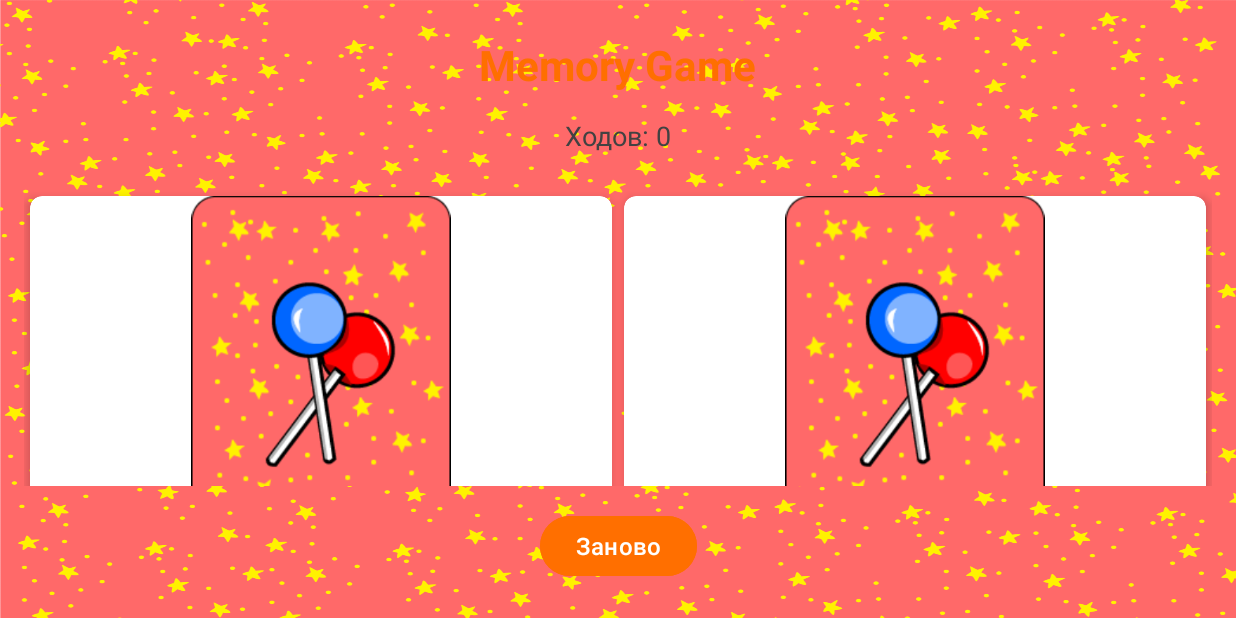
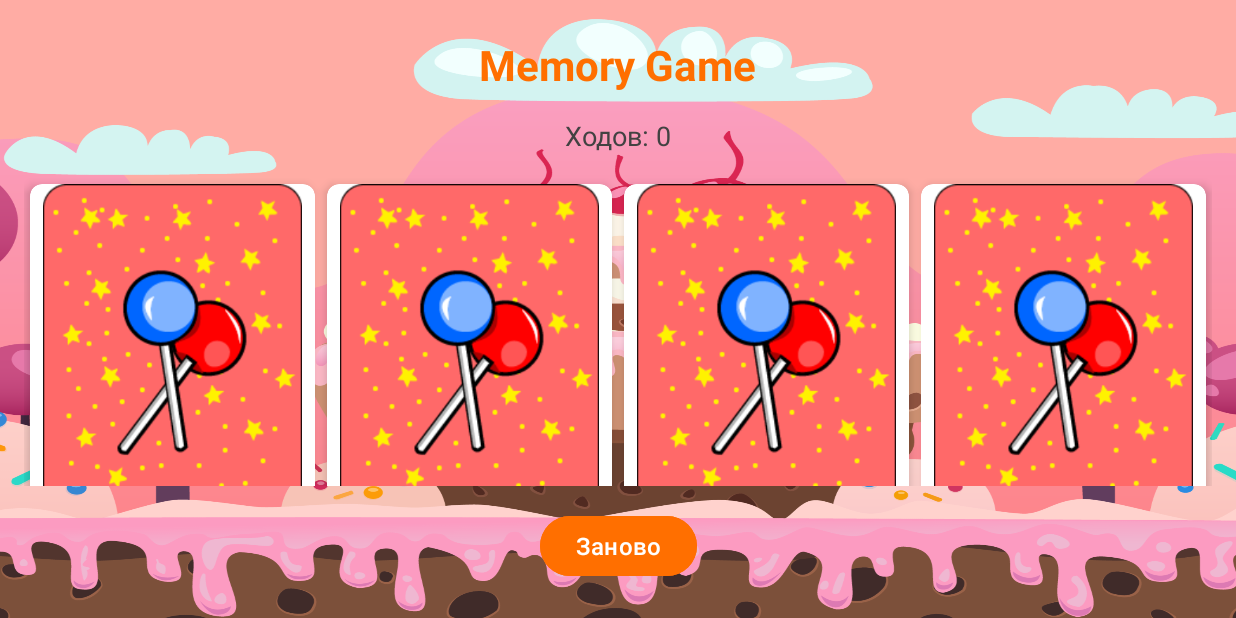
Before and after one commit to BeloeColeno/MemoryGame, an Android app: the screen it shows after launch (GameActivity), on a phone screen of 824 x 412 dp (held sideways). Run offline under Robolectric (Android 15) with nearby library versions, the phone set to English and light mode, and no system bars.

Commit message:
Fix grid to 4 columns horizontal layout

```diff
--- a/app/src/main/res/layout/activity_game.xml
+++ b/app/src/main/res/layout/activity_game.xml
@@ -5,7 +5,7 @@
     xmlns:tools="http://schemas.android.com/tools"
     android:layout_width="match_parent"
     android:layout_height="match_parent"
-    android:background="@drawable/backgroundls"
+    android:background="@drawable/background1"
     tools:context=".ui.game.GameActivity">
 
     <!-- Заголовок -->
@@ -35,17 +35,18 @@
         app:layout_constraintStart_toStartOf="parent"
         app:layout_constraintTop_toBottomOf="@id/tvTitle" />
 
-    <!-- Сетка карточек 4x2 (RecyclerView) -->
+    <!-- Сетка карточек 4x2 (4 колонки, 2 ряда) -->
     <androidx.recyclerview.widget.RecyclerView
         android:id="@+id/rvCards"
         android:layout_width="0dp"
         android:layout_height="0dp"
         android:layout_marginStart="16dp"
-        android:layout_marginTop="24dp"
+        android:layout_marginTop="16dp"
         android:layout_marginEnd="16dp"
         android:layout_marginBottom="16dp"
+        android:clipToPadding="false"
         app:layoutManager="androidx.recyclerview.widget.GridLayoutManager"
-        app:spanCount="2"
+        app:spanCount="4"
         app:layout_constraintBottom_toTopOf="@id/btnRestart"
         app:layout_constraintEnd_toEndOf="parent"
         app:layout_constraintStart_toStartOf="parent"
```
